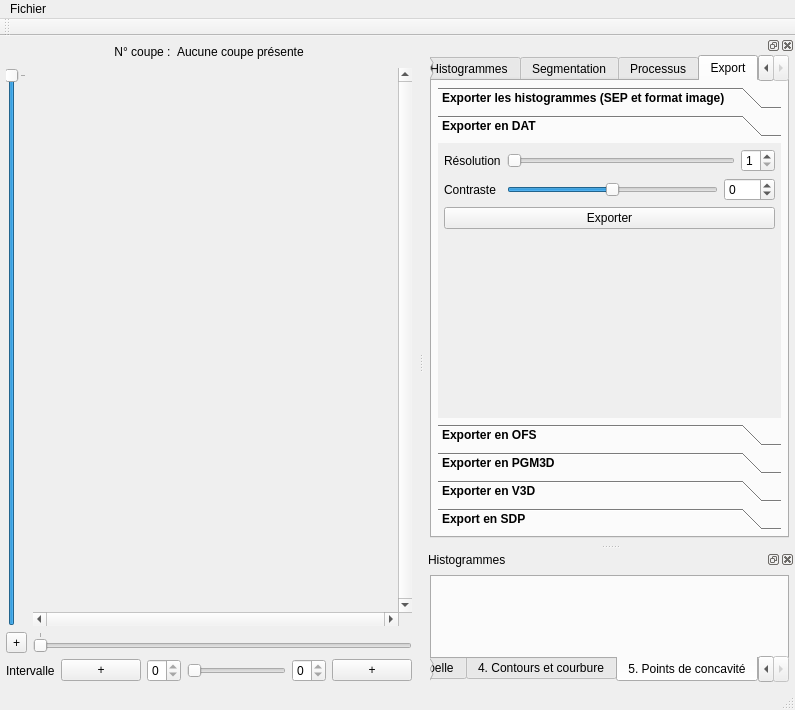
The window that ui/mainwindow.ui (akrah/TKDetection) describes before a commit, drawn with Qt 5.
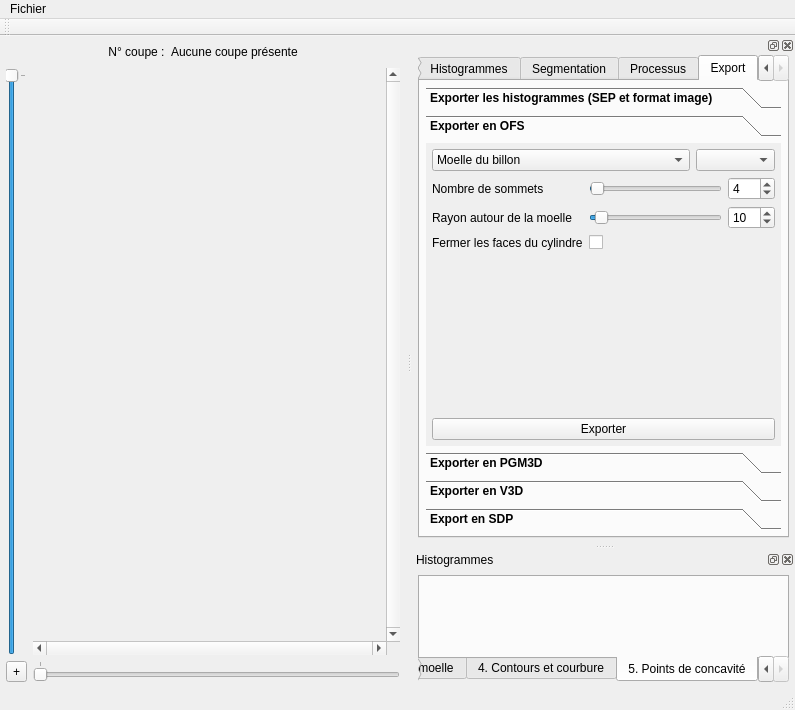
The same window after the commit. The open tabs and pages were chosen to show the change. Custom widgets are drawn as their Qt base class.

The edit to the form file:
```diff
--- a/ui/mainwindow.ui
+++ b/ui/mainwindow.ui
@@ -143,61 +143,6 @@
       </item>
      </layout>
     </item>
-    <item>
-     <layout class="QHBoxLayout" name="horizontalLayout_10">
-      <item>
-       <widget class="QLabel" name="label_7">
-        <property name="text">
-         <string>Intervalle</string>
-        </property>
-       </widget>
-      </item>
-      <item>
-       <widget class="QPushButton" name="_buttonMinSlice">
-        <property name="toolTip">
-         <string>Coupe courante</string>
-        </property>
-        <property name="text">
-         <string>+</string>
-        </property>
-       </widget>
-      </item>
-      <item>
-       <widget class="QSpinBox" name="_spinMinSlice">
-        <property name="maximum">
-         <number>0</number>
-        </property>
-       </widget>
-      </item>
-      <item>
-       <widget class="QxtSpanSlider" name="_spanSliderSelectInterval">
-        <property name="maximum">
-         <number>0</number>
-        </property>
-        <property name="orientation">
-         <enum>Qt::Horizontal</enum>
-        </property>
-       </widget>
-      </item>
-      <item>
-       <widget class="QSpinBox" name="_spinMaxSlice">
-        <property name="maximum">
-         <number>0</number>
-        </property>
-       </widget>
-      </item>
-      <item>
-       <widget class="QPushButton" name="_buttonMaxSlice">
-        <property name="toolTip">
-         <string>Coupe courante</string>
-        </property>
-        <property name="text">
-         <string>+</string>
-        </property>
-       </widget>
-      </item>
-     </layout>
-    </item>
    </layout>
   </widget>
   <widget class="QMenuBar" name="menuBar">
@@ -2625,168 +2570,13 @@
              </item>
             </layout>
            </widget>
-           <widget class="QWidget" name="page_2">
-            <property name="geometry">
-             <rect>
-              <x>0</x>
-              <y>0</y>
-              <width>181</width>
-              <height>127</height>
-             </rect>
-            </property>
-            <attribute name="label">
-             <string>Exporter en DAT</string>
-            </attribute>
-            <layout class="QVBoxLayout" name="verticalLayout_15">
-             <item>
-              <layout class="QFormLayout" name="formLayout_6">
-               <item row="0" column="0">
-                <widget class="QLabel" name="label_16">
-                 <property name="font">
-                  <font>
-                   <weight>50</weight>
-                   <bold>false</bold>
-                  </font>
-                 </property>
-                 <property name="text">
-                  <string>Résolution</string>
-                 </property>
-                </widget>
-               </item>
-               <item row="1" column="0">
-                <widget class="QLabel" name="label_12">
-                 <property name="font">
-                  <font>
-                   <weight>50</weight>
-                   <bold>false</bold>
-                  </font>
-                 </property>
-                 <property name="toolTip">
-                  <string/>
-                 </property>
-                 <property name="text">
-                  <string>Contraste</string>
-                 </property>
-                </widget>
-               </item>
-               <item row="1" column="1">
-                <layout class="QHBoxLayout" name="horizontalLayout_26">
-                 <item>
-                  <widget class="QSlider" name="_sliderDatExportContrast">
-                   <property name="font">
-                    <font>
-                     <weight>50</weight>
-                     <bold>false</bold>
-                    </font>
-                   </property>
-                   <property name="toolTip">
-                    <string/>
-                   </property>
-                   <property name="minimum">
-                    <number>-100</number>
-                   </property>
-                   <property name="maximum">
-                    <number>100</number>
-                   </property>
-                   <property name="orientation">
-                    <enum>Qt::Horizontal</enum>
-                   </property>
-                  </widget>
-                 </item>
-                 <item>
-                  <widget class="QSpinBox" name="_spinDatExportContrast">
-                   <property name="font">
-                    <font>
-                     <weight>50</weight>
-                     <bold>false</bold>
-                    </font>
-                   </property>
-                   <property name="minimum">
-                    <number>-100</number>
-                   </property>
-                   <property name="maximum">
-                    <number>100</number>
-                   </property>
-                  </widget>
-                 </item>
-                </layout>
-               </item>
-               <item row="0" column="1">
-                <layout class="QHBoxLayout" name="horizontalLayout_36">
-                 <item>
-                  <widget class="QSlider" name="_sliderDatExportResolution">
-                   <property name="font">
-                    <font>
-                     <weight>50</weight>
-                     <bold>false</bold>
-                    </font>
-                   </property>
-                   <property name="minimum">
-                    <number>1</number>
-                   </property>
-                   <property name="maximum">
-                    <number>8</number>
-                   </property>
-                   <property name="orientation">
-                    <enum>Qt::Horizontal</enum>
-                   </property>
-                  </widget>
-                 </item>
-                 <item>
-                  <widget class="QSpinBox" name="_spinDatExportResolution">
-                   <property name="font">
-                    <font>
-                     <weight>50</weight>
-                     <bold>false</bold>
-                    </font>
-                   </property>
-                   <property name="minimum">
-                    <number>1</number>
-                   </property>
-                   <property name="maximum">
-                    <number>8</number>
-                   </property>
-                  </widget>
-                 </item>
-                </layout>
-               </item>
-              </layout>
-             </item>
-             <item>
-              <widget class="QPushButton" name="_buttonExportToDat">
-               <property name="font">
-                <font>
-                 <weight>50</weight>
-                 <bold>false</bold>
-                </font>
-               </property>
-               <property name="text">
-                <string>Exporter</string>
-               </property>
-              </widget>
-             </item>
-             <item>
-              <spacer name="verticalSpacer_4">
-               <property name="orientation">
-                <enum>Qt::Vertical</enum>
-               </property>
-               <property name="sizeHint" stdset="0">
-                <size>
-                 <width>20</width>
-                 <height>40</height>
-                </size>
-               </property>
-              </spacer>
-             </item>
-            </layout>
-           </widget>
            <widget class="QWidget" name="page_3">
             <property name="geometry">
              <rect>
               <x>0</x>
               <y>0</y>
-              <width>321</width>
-              <height>181</height>
+              <width>414</width>
+              <height>196</height>
              </rect>
             </property>
             <attribute name="label">
@@ -2794,34 +2584,41 @@
             </attribute>
             <layout class="QVBoxLayout" name="verticalLayout_10">
              <item>
-              <widget class="QComboBox" name="_comboOfsExportType">
-               <property name="font">
-                <font>
-                 <weight>50</weight>
-                 <bold>false</bold>
-                </font>
-               </property>
+              <layout class="QHBoxLayout" name="horizontalLayout_10">
                <item>
-                <property name="text">
-                 <string>Moelle du billon</string>
-                </property>
+                <widget class="QComboBox" name="_comboOfsExportType">
+                 <property name="font">
+                  <font>
+                   <weight>50</weight>
+                   <bold>false</bold>
+                  </font>
+                 </property>
+                 <item>
+                  <property name="text">
+                   <string>Moelle du billon</string>
+                  </property>
+                 </item>
+                 <item>
+                  <property name="text">
+                   <string>Tronc</string>
+                  </property>
+                 </item>
+                 <item>
+                  <property name="text">
+                   <string>Secteur angulaire courant (zone large)</string>
+                  </property>
+                 </item>
+                 <item>
+                  <property name="text">
+                   <string>Secteurs angulaires du billon (zone large)</string>
+                  </property>
+                 </item>
+                </widget>
                </item>
                <item>
-                <property name="text">
-                 <string>Zone réduite du billon</string>
-                </property>
+                <widget class="QComboBox" name="comboBox"/>
                </item>
-               <item>
-                <property name="text">
-                 <string>Secteur angulaire courant (zone large)</string>
-                </property>
-               </item>
-               <item>
-                <property name="text">
-                 <string>Secteurs angulaires du billon (zone large)</string>
-                </property>
-               </item>
-              </widget>
+              </layout>
              </item>
              <item>
               <layout class="QFormLayout" name="formLayout_13">
```
Left out of the diff: 37 changed lines with no effect on the pictures.
